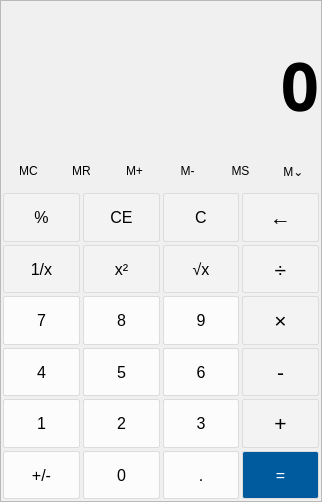
GarrettBassen/WinCalc, file wincalc.ui: the form before one commit.
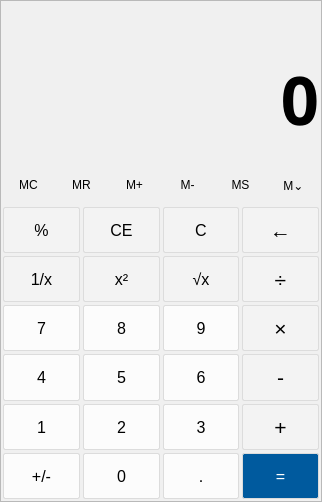
The form after the commit.

Commit message:
Added action support
Added support for actions
sqr(x)
sqrt(x)
sign inversion
1/x

Added clear_triggers() function to make code cleaner

What changed in the file:
```diff
--- a/wincalc.ui
+++ b/wincalc.ui
@@ -70,6 +70,18 @@
        </property>
        <item>
         <widget class="QLabel" name="display_small">
+         <property name="minimumSize">
+          <size>
+           <width>0</width>
+           <height>30</height>
+          </size>
+         </property>
+         <property name="maximumSize">
+          <size>
+           <width>16777215</width>
+           <height>30</height>
+          </size>
+         </property>
          <property name="font">
           <font>
            <family>Microsoft Tai Le</family>
@@ -84,7 +96,7 @@
           <string/>
          </property>
          <property name="alignment">
-          <set>Qt::AlignRight|Qt::AlignTrailing|Qt::AlignVCenter</set>
+          <set>Qt::AlignBottom|Qt::AlignRight|Qt::AlignTrailing</set>
          </property>
         </widget>
        </item>
```
The commit also changes 2 other files.
